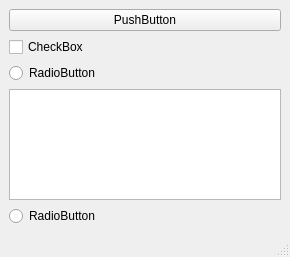
tud-hri/joan, file modules/feedbackcontroller/action/FDCA.ui: the form before one commit.
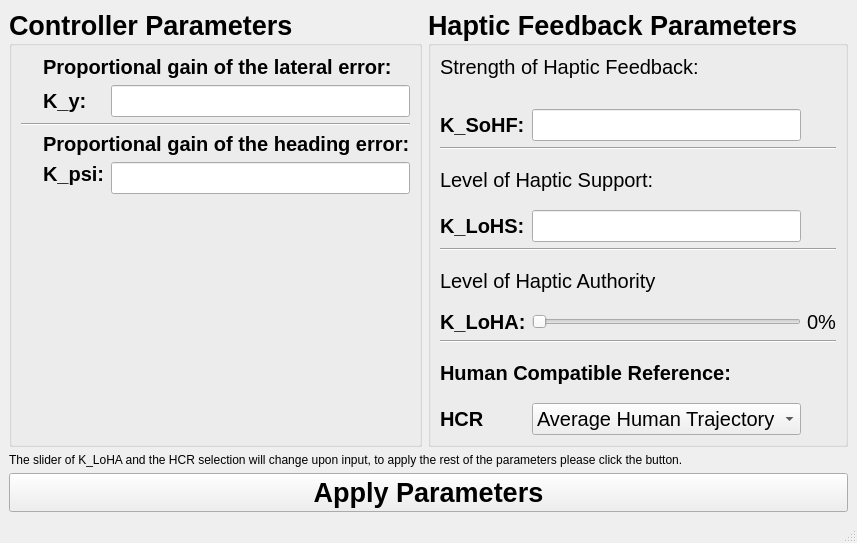
The form after the commit.

Commit message: updated the UIs for manual and FDCA

The edit to the form file:
```diff
--- a/modules/feedbackcontroller/action/FDCA.ui
+++ b/modules/feedbackcontroller/action/FDCA.ui
@@ -6,8 +6,8 @@
    <rect>
     <x>0</x>
     <y>0</y>
-    <width>290</width>
-    <height>257</height>
+    <width>792</width>
+    <height>543</height>
    </rect>
   </property>
   <property name="windowTitle">
@@ -15,41 +15,392 @@
   </property>
   <widget class="QWidget" name="centralwidget">
    <layout class="QGridLayout" name="gridLayout_2">
-    <item row="0" column="0">
+    <item row="1" column="0">
      <layout class="QGridLayout" name="gridLayout">
-      <item row="2" column="0">
-       <widget class="QRadioButton" name="radioButton">
-        <property name="text">
-         <string>RadioButton</string>
+      <item row="0" column="2">
+       <widget class="QGroupBox" name="groupHapticparam">
+        <property name="font">
+         <font>
+          <pointsize>20</pointsize>
+          <weight>75</weight>
+          <bold>true</bold>
+         </font>
         </property>
+        <property name="title">
+         <string>Haptic Feedback Parameters</string>
+        </property>
+        <layout class="QGridLayout" name="gridLayout_6">
+         <item row="0" column="0">
+          <layout class="QGridLayout" name="gridLayout_5">
+           <item row="4" column="1">
+            <widget class="QLineEdit" name="lineKlohs">
+             <property name="font">
+              <font>
+               <pointsize>15</pointsize>
+              </font>
+             </property>
+            </widget>
+           </item>
+           <item row="8" column="1">
+            <widget class="QSlider" name="sliderKloha">
+             <property name="maximum">
+              <number>100</number>
+             </property>
+             <property name="orientation">
+              <enum>Qt::Horizontal</enum>
+             </property>
+            </widget>
+           </item>
+           <item row="6" column="0" colspan="2">
+            <widget class="QLabel" name="lblKlohatitle">
+             <property name="font">
+              <font>
+               <pointsize>15</pointsize>
+               <weight>50</weight>
+               <bold>false</bold>
+              </font>
+             </property>
+             <property name="text">
+              <string>Level of Haptic Authority</string>
+             </property>
+            </widget>
+           </item>
+           <item row="4" column="0">
+            <widget class="QLabel" name="lblKlohs">
+             <property name="font">
+              <font>
+               <pointsize>15</pointsize>
+               <weight>75</weight>
+               <bold>true</bold>
+              </font>
+             </property>
+             <property name="text">
+              <string>K_LoHS:</string>
+             </property>
+            </widget>
+           </item>
+           <item row="2" column="0" colspan="3">
+            <widget class="Line" name="line_2">
+             <property name="orientation">
+              <enum>Qt::Horizontal</enum>
+             </property>
+            </widget>
+           </item>
+           <item row="10" column="0" colspan="2">
+            <widget class="QLabel" name="lblHcrtitle">
+             <property name="font">
+              <font>
+               <pointsize>15</pointsize>
+              </font>
+             </property>
+             <property name="text">
+              <string>Human Compatible Reference:</string>
+             </property>
+            </widget>
+           </item>
+           <item row="5" column="0" colspan="3">
+            <widget class="Line" name="line_3">
+             <property name="orientation">
+              <enum>Qt::Horizontal</enum>
+             </property>
+            </widget>
+           </item>
+           <item row="0" column="0" colspan="2">
+            <widget class="QLabel" name="lblKsohftitle">
+             <property name="font">
+              <font>
+               <pointsize>15</pointsize>
+               <weight>50</weight>
+               <bold>false</bold>
+              </font>
+             </property>
+             <property name="text">
+              <string>Strength of Haptic Feedback:</string>
+             </property>
+             <property name="alignment">
+              <set>Qt::AlignLeading|Qt::AlignLeft|Qt::AlignTop</set>
+             </property>
+            </widget>
+           </item>
+           <item row="1" column="0">
+            <widget class="QLabel" name="lblKsohf">
+             <property name="font">
+              <font>
+               <pointsize>15</pointsize>
+               <weight>75</weight>
+               <bold>true</bold>
+              </font>
+             </property>
+             <property name="text">
+              <string>K_SoHF:</string>
+             </property>
+            </widget>
+           </item>
+           <item row="8" column="0">
+            <widget class="QLabel" name="lblKloha">
+             <property name="font">
+              <font>
+               <pointsize>15</pointsize>
+               <weight>75</weight>
+               <bold>true</bold>
+              </font>
+             </property>
+             <property name="text">
+              <string>K_LoHA:</string>
+             </property>
+            </widget>
+           </item>
+           <item row="8" column="2">
+            <widget class="QLabel" name="lblKlohapercentage">
+             <property name="font">
+              <font>
+               <pointsize>15</pointsize>
+               <weight>50</weight>
+               <bold>false</bold>
+              </font>
+             </property>
+             <property name="text">
+              <string>0%</string>
+             </property>
+            </widget>
+           </item>
+           <item row="9" column="0" colspan="3">
+            <widget class="Line" name="line_4">
+             <property name="orientation">
+              <enum>Qt::Horizontal</enum>
+             </property>
+            </widget>
+           </item>
+           <item row="1" column="1">
+            <widget class="QLineEdit" name="lineKsohf">
+             <property name="font">
+              <font>
+               <pointsize>15</pointsize>
+              </font>
+             </property>
+            </widget>
+           </item>
+           <item row="3" column="0" colspan="2">
+            <widget class="QLabel" name="lblKlohstitle">
+             <property name="font">
+              <font>
+               <pointsize>15</pointsize>
+               <weight>50</weight>
+               <bold>false</bold>
+              </font>
+             </property>
+             <property name="text">
+              <string>Level of Haptic Support:</string>
+             </property>
+            </widget>
+           </item>
+           <item row="11" column="0">
+            <widget class="QLabel" name="lblHcr">
+             <property name="font">
+              <font>
+               <pointsize>15</pointsize>
+               <weight>75</weight>
+               <bold>true</bold>
+              </font>
+             </property>
+             <property name="text">
+              <string>HCR</string>
+             </property>
+            </widget>
+           </item>
+           <item row="11" column="1">
+            <widget class="QComboBox" name="comboBox">
+             <property name="font">
+              <font>
+               <pointsize>15</pointsize>
+               <weight>50</weight>
+               <bold>false</bold>
+              </font>
+             </property>
+             <item>
+              <property name="text">
+               <string>Average Human Trajectory</string>
+              </property>
+             </item>
+             <item>
+              <property name="text">
+               <string>Omaatje</string>
+              </property>
+             </item>
+             <item>
+              <property name="text">
+               <string>Max Verstappen</string>
+              </property>
+             </item>
+            </widget>
+           </item>
+          </layout>
+         </item>
+        </layout>
        </widget>
       </item>
       <item row="0" column="0">
-       <widget class="QPushButton" name="pushButton">
-        <property name="text">
-         <string>PushButton</string>
+       <widget class="QGroupBox" name="groupControlparam">
+        <property name="font">
+         <font>
+          <pointsize>20</pointsize>
+          <weight>75</weight>
+          <bold>true</bold>
+         </font>
         </property>
-       </widget>
-      </item>
-      <item row="1" column="0">
-       <widget class="QCheckBox" name="checkBox">
-        <property name="text">
-         <string>CheckBox</string>
+        <property name="title">
+         <string>Controller Parameters</string>
         </property>
+        <layout class="QGridLayout" name="gridLayout_4">
+         <item row="0" column="0">
+          <layout class="QGridLayout" name="gridLayout_3">
+           <item row="1" column="0">
+            <widget class="QLabel" name="label">
+             <property name="text">
+              <string/>
+             </property>
+            </widget>
+           </item>
+           <item row="2" column="0" colspan="3">
+            <widget class="Line" name="line">
+             <property name="orientation">
+              <enum>Qt::Horizontal</enum>
+             </property>
+            </widget>
+           </item>
+           <item row="1" column="2">
+            <widget class="QLineEdit" name="lineKy">
+             <property name="font">
+              <font>
+               <pointsize>15</pointsize>
+              </font>
+             </property>
+             <property name="alignment">
+              <set>Qt::AlignLeading|Qt::AlignLeft|Qt::AlignTop</set>
+             </property>
+            </widget>
+           </item>
+           <item row="1" column="1">
+            <widget class="QLabel" name="lblKy">
+             <property name="font">
+              <font>
+               <pointsize>15</pointsize>
+               <weight>75</weight>
+               <bold>true</bold>
+              </font>
+             </property>
+             <property name="text">
+              <string>K_y:</string>
+             </property>
+            </widget>
+           </item>
+           <item row="4" column="2">
+            <widget class="QLineEdit" name="lineKpsi">
+             <property name="font">
+              <font>
+               <pointsize>15</pointsize>
+              </font>
+             </property>
+            </widget>
+           </item>
+           <item row="5" column="1" colspan="2">
+            <spacer name="verticalSpacer">
+             <property name="orientation">
+              <enum>Qt::Vertical</enum>
+             </property>
+             <property name="sizeHint" stdset="0">
+              <size>
+               <width>20</width>
+               <height>40</height>
+              </size>
+             </property>
+            </spacer>
+           </item>
+           <item row="0" column="1" colspan="2">
+            <widget class="QLabel" name="lblKytitle">
+             <property name="font">
+              <font>
+               <pointsize>15</pointsize>
+              </font>
+             </property>
+             <property name="text">
+              <string>Proportional gain of the lateral error:</string>
+             </property>
+             <property name="alignment">
+              <set>Qt::AlignLeading|Qt::AlignLeft|Qt::AlignTop</set>
+             </property>
+            </widget>
+           </item>
+           <item row="4" column="1">
+            <widget class="QLabel" name="lblKpsi">
+             <property name="font">
+              <font>
+               <pointsize>15</pointsize>
+               <weight>75</weight>
+               <bold>true</bold>
+              </font>
+             </property>
+             <property name="text">
+              <string>K_psi:</string>
+             </property>
+             <property name="alignment">
+              <set>Qt::AlignLeading|Qt::AlignLeft|Qt::AlignTop</set>
+             </property>
+            </widget>
+           </item>
+           <item row="3" column="1" colspan="2">
+            <widget class="QLabel" name="lblKpsititle">
+             <property name="font">
+              <font>
+               <pointsize>15</pointsize>
+              </font>
+             </property>
+             <property name="text">
+              <string>Proportional gain of the heading error:</string>
+             </property>
+            </widget>
+           </item>
+          </layout>
+         </item>
+        </layout>
        </widget>
       </item>
-      <item row="4" column="0">
-       <widget class="QRadioButton" name="radioButton_2">
-        <property name="text">
-         <string>RadioButton</string>
-        </property>
-       </widget>
-      </item>
-      <item row="3" column="0">
-       <widget class="QTableWidget" name="tableWidget"/>
-      </item>
      </layout>
     </item>
+    <item row="3" column="0">
+     <widget class="QPushButton" name="btnApply">
+      <property name="font">
+       <font>
+        <pointsize>20</pointsize>
+        <weight>75</weight>
+        <bold>true</bold>
+       </font>
+      </property>
+      <property name="styleSheet">
+       <string notr="true">QPushButton:pressed{ background-color: rgba(65, 155, 77, 204);}
+</string>
+      </property>
+      <property name="text">
+       <string>Apply Parameters</string>
+      </property>
+      <property name="autoDefault">
+       <bool>false</bool>
+      </property>
+      <property name="default">
+       <bool>false</bool>
+      </property>
+      <property name="flat">
+       <bool>false</bool>
+      </property>
+     </widget>
+    </item>
+    <item row="2" column="0">
+     <widget class="QLabel" name="label_2">
+      <property name="text">
+       <string>The slider of K_LoHA and the HCR selection will change upon input, to apply the rest of the parameters please click the button.</string>
+      </property>
+     </widget>
+    </item>
    </layout>
   </widget>
   <widget class="QMenuBar" name="menubar">
```
Left out of the diff: 8 changed lines with no effect on the pictures. The commit also changes 3 other files.
